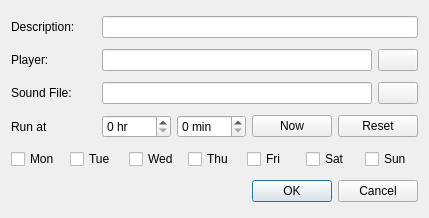
loimu/zeit, file src/alarmdialog.ui: the form before one commit.
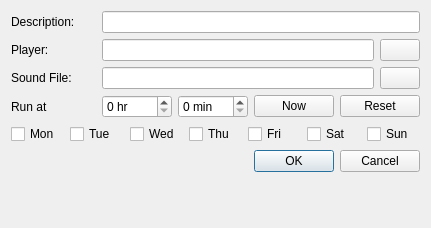
The form after the commit.

The edit to the form file:
```diff
--- a/src/alarmdialog.ui
+++ b/src/alarmdialog.ui
@@ -6,8 +6,8 @@
    <rect>
     <x>0</x>
     <y>0</y>
-    <width>429</width>
-    <height>218</height>
+    <width>431</width>
+    <height>228</height>
    </rect>
   </property>
   <property name="windowTitle">
@@ -220,6 +220,13 @@
      </property>
     </widget>
    </item>
+   <item>
+    <widget class="QLabel" name="errorLabel">
+     <property name="text">
+      <string/>
+     </property>
+    </widget>
+   </item>
   </layout>
  </widget>
  <resources/>
```
